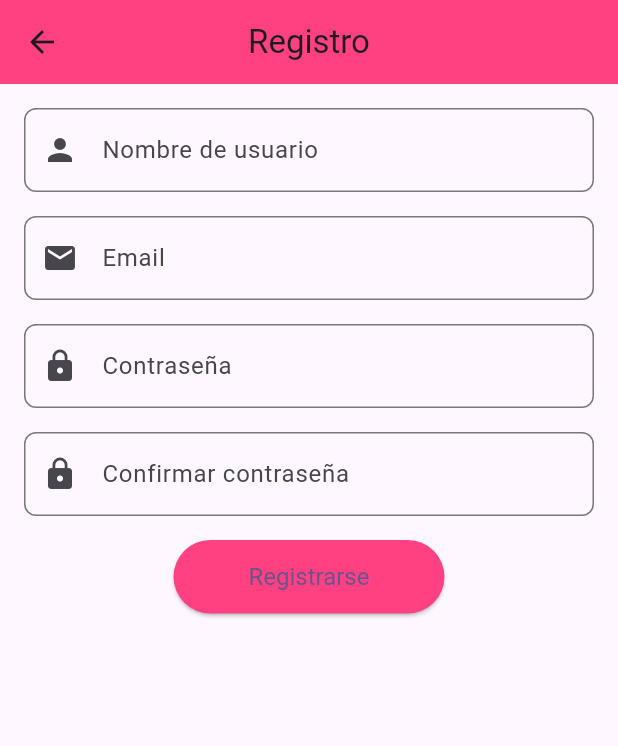
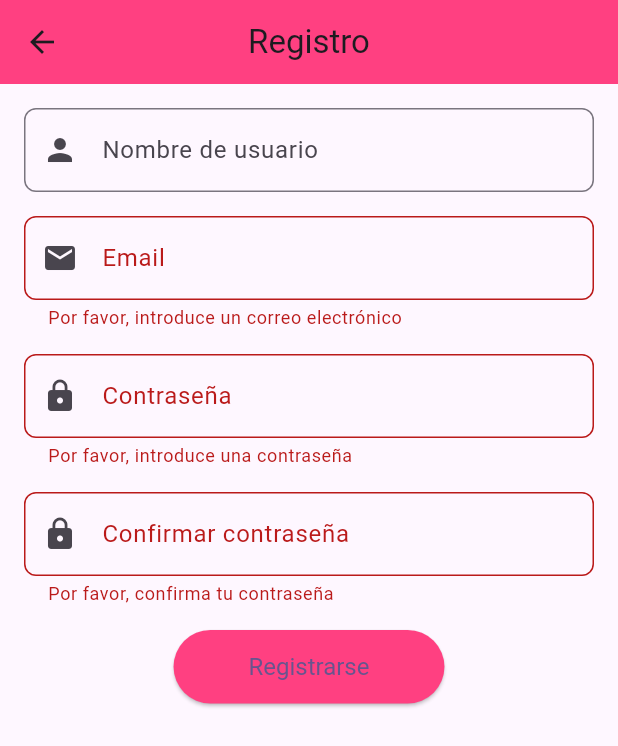
Before and after one commit to ilsevania/proyectomobiles, a Flutter app: the RegisterDesign screen opened by its route, after a tap on "Registrarse", on a phone screen of 412 x 824 dp. Shown: the top 746 px of the screen. Run offline on Flutter 3.47's test engine with Material 3 defaults, Android fonts, the phone set to English and light mode, and no system bars.

Commit message:
Update register-desing.dart
Se añaderon las validaciones de los campos de registro

```diff
--- a/lib/views/Registrer/register-desing.dart
+++ b/lib/views/Registrer/register-desing.dart
@@ -8,6 +8,51 @@ class RegisterDesign extends StatefulWidget {
 }
 
 class _RegisterDesignState extends State<RegisterDesign> {
+  final _formKey = GlobalKey<FormState>();
+  final _emailController = TextEditingController();
+  final _passwordController = TextEditingController();
+  final _confirmPasswordController = TextEditingController();
+
+  String? _validateEmail(String? value) {
+    if (value == null || value.isEmpty) {
+      return 'Por favor, introduce un correo electrónico';
+    }
+    final emailRegex = RegExp(r'^[^@]+@[^@]+\.[^@]+');
+    if (!emailRegex.hasMatch(value)) {
+      return 'Por favor, introduce un correo válido (ej. usuario@dominio.com)';
+    }
+    return null;
+  }
+
+  String? _validatePassword(String? value) {
+    if (value == null || value.isEmpty) {
+      return 'Por favor, introduce una contraseña';
+    }
+    if (value.length < 8) {
+      return 'La contraseña debe tener al menos 8 caracteres';
+    }
+    if (!RegExp(r'[A-Z]').hasMatch(value)) {
+      return 'La contraseña debe contener al menos una letra mayúscula';
+    }
+    if (!RegExp(r'[0-9]').hasMatch(value)) {
+      return 'La contraseña debe contener al menos un número';
+    }
+    if (!RegExp(r'[!@#\$&*~]').hasMatch(value)) {
+      return 'La contraseña debe contener al menos un símbolo (!@#\$&*~)';
+    }
+    return null;
+  }
+
+  String? _validateConfirmPassword(String? value) {
+    if (value == null || value.isEmpty) {
+      return 'Por favor, confirma tu contraseña';
+    }
+    if (value != _passwordController.text) {
+      return 'Las contraseñas no coinciden';
+    }
+    return null;
+  }
+
   @override
   Widget build(BuildContext context) {
     return Scaffold(
@@ -18,9 +63,11 @@ class _RegisterDesignState extends State<RegisterDesign> {
       ),
       body: Padding(
         padding: const EdgeInsets.all(16.0),
+        child: Form(
+          key: _formKey,
           child: Column(
             children: [
-            TextField(
+              TextFormField(
                 decoration: InputDecoration(
                   labelText: 'Nombre de usuario',
                   prefixIcon: Icon(Icons.person),
@@ -30,7 +77,8 @@ class _RegisterDesignState extends State<RegisterDesign> {
                 ),
               ),
               SizedBox(height: 16.0),
-            TextField(
+              TextFormField(
+                controller: _emailController,
                 decoration: InputDecoration(
                   labelText: 'Email',
                   prefixIcon: Icon(Icons.email),
@@ -38,9 +86,11 @@ class _RegisterDesignState extends State<RegisterDesign> {
                     borderRadius: BorderRadius.circular(8.0),
                   ),
                 ),
+                validator: _validateEmail,
               ),
               SizedBox(height: 16.0),
-            TextField(
+              TextFormField(
+                controller: _passwordController,
                 decoration: InputDecoration(
                   labelText: 'Contraseña',
                   prefixIcon: Icon(Icons.lock),
@@ -49,9 +99,11 @@ class _RegisterDesignState extends State<RegisterDesign> {
                   ),
                 ),
                 obscureText: true,
+                validator: _validatePassword,
               ),
               SizedBox(height: 16.0),
-            TextField(
+              TextFormField(
+                controller: _confirmPasswordController,
                 decoration: InputDecoration(
                   labelText: 'Confirmar contraseña',
                   prefixIcon: Icon(Icons.lock),
@@ -60,11 +112,14 @@ class _RegisterDesignState extends State<RegisterDesign> {
                   ),
                 ),
                 obscureText: true,
+                validator: _validateConfirmPassword,
               ),
               SizedBox(height: 16.0),
               ElevatedButton(
                 onPressed: () {
+                  if (_formKey.currentState!.validate()) {
                     // Acción para registrar el usuario
+                  }
                 },
                 child: Text('Registrarse'),
                 style: ElevatedButton.styleFrom(
@@ -76,6 +131,7 @@ class _RegisterDesignState extends State<RegisterDesign> {
             ],
           ),
         ),
+      ),
     );
   }
 }
```
Lines whose indentation alone changed are shown as unchanged.
